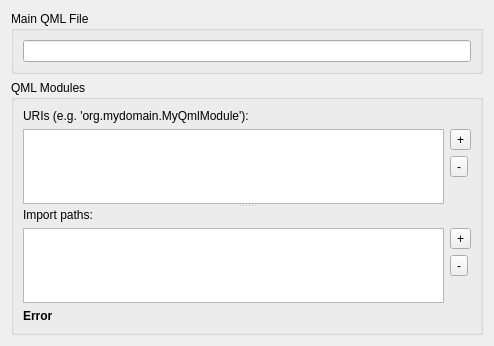
Before: the Qt Designer form src/plugins/qt4projectmanager/wizards/qmlstandaloneappwizardsourcespage.ui in qt-creator/qt-creator, drawn with Qt 5.
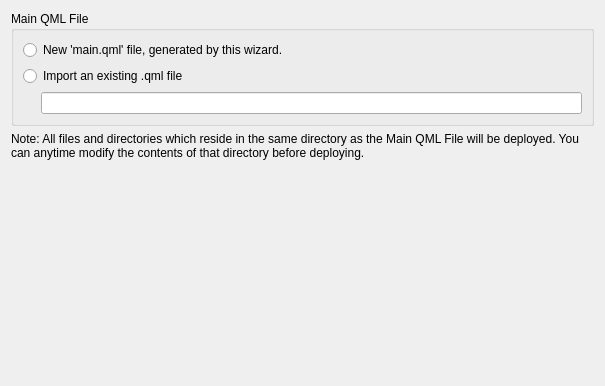
After: the same form once the commit is applied. Custom widgets are drawn as their Qt base class.

Commit message:
Merged 'New Qt quick App' and 'Import Qml App' Wizards
The only difference between these wizards was that in the
Import Wizard, the user was able to chose a .qml file.
So, why not merge them. Also, this commit is a nice code
reduction.

The module deployment feature was killed by popular demand.
Apparently, nobody writes or deploys Qml modules, these days.
Let's see when they want to have it back ;)

Task-Number: QTCREATORBUG-2505

```diff
--- a/src/plugins/qt4projectmanager/wizards/qmlstandaloneappwizardsourcespage.ui
+++ b/src/plugins/qt4projectmanager/wizards/qmlstandaloneappwizardsourcespage.ui
@@ -6,8 +6,8 @@
    <rect>
     <x>0</x>
     <y>0</y>
-    <width>494</width>
-    <height>346</height>
+    <width>605</width>
+    <height>386</height>
    </rect>
   </property>
   <property name="windowTitle">
@@ -19,131 +19,60 @@
      <property name="title">
       <string>Main QML File</string>
      </property>
-     <layout class="QVBoxLayout" name="verticalLayout_3">
-      <item>
-       <widget class="Utils::PathChooser" name="mainQmlFileLineEdit"/>
-      </item>
-     </layout>
-    </widget>
-   </item>
-   <item>
-    <widget class="QGroupBox" name="qmlModulesGroupBox">
-     <property name="title">
-      <string>QML Modules</string>
-     </property>
-     <layout class="QVBoxLayout" name="verticalLayout">
-      <item>
-       <widget class="QSplitter" name="splitter">
-        <property name="orientation">
-         <enum>Qt::Vertical</enum>
-        </property>
-        <property name="childrenCollapsible">
-         <bool>false</bool>
-        </property>
-        <widget class="QWidget" name="layoutWidget1">
          <layout class="QGridLayout" name="gridLayout">
-          <item row="1" column="0" rowspan="3">
-           <widget class="QListWidget" name="urisListWidget"/>
-          </item>
-          <item row="1" column="1">
-           <widget class="QToolButton" name="addModuleUriButton">
+      <item row="0" column="0" colspan="2">
+       <widget class="QRadioButton" name="newQmlRadioButton">
+        <property name="text">
+         <string>New 'main.qml' file, generated by this wizard.</string>
+        </property>
+       </widget>
+      </item>
+      <item row="1" column="0" colspan="2">
+       <widget class="QRadioButton" name="importExistingQmlRadioButton">
             <property name="text">
-             <string>+</string>
+         <string>Import an existing .qml file</string>
             </property>
            </widget>
           </item>
           <item row="2" column="1">
-           <widget class="QToolButton" name="removeModuleUriButton">
-            <property name="text">
-             <string>-</string>
-            </property>
-           </widget>
-          </item>
-          <item row="3" column="1">
-           <spacer name="verticalSpacer">
+       <widget class="Utils::PathChooser" name="mainQmlFileLineEdit"/>
+      </item>
+      <item row="2" column="0">
+       <spacer name="horizontalSpacer">
             <property name="orientation">
-             <enum>Qt::Vertical</enum>
+         <enum>Qt::Horizontal</enum>
             </property>
             <property name="sizeType">
-             <enum>QSizePolicy::MinimumExpanding</enum>
+         <enum>QSizePolicy::Maximum</enum>
             </property>
             <property name="sizeHint" stdset="0">
              <size>
-              <width>20</width>
-              <height>0</height>
+          <width>12</width>
+          <height>20</height>
              </size>
             </property>
            </spacer>
           </item>
-          <item row="0" column="0" colspan="2">
-           <widget class="QLabel" name="label_2">
-            <property name="text">
-             <string>URIs (e.g. 'org.mydomain.MyQmlModule'):</string>
-            </property>
-           </widget>
-          </item>
-         </layout>
-        </widget>
-        <widget class="QWidget" name="layoutWidget2">
-         <layout class="QGridLayout" name="gridLayout_2">
-          <item row="1" column="0" rowspan="3">
-           <widget class="QListWidget" name="importPathsListWidget"/>
-          </item>
-          <item row="1" column="1">
-           <widget class="QToolButton" name="addImportPathButton">
-            <property name="text">
-             <string>+</string>
-            </property>
-           </widget>
-          </item>
-          <item row="2" column="1">
-           <widget class="QToolButton" name="removeImportPathButton">
-            <property name="text">
-             <string>-</string>
-            </property>
-           </widget>
-          </item>
-          <item row="3" column="1">
-           <spacer name="verticalSpacer_2">
-            <property name="orientation">
-             <enum>Qt::Vertical</enum>
-            </property>
-            <property name="sizeType">
-             <enum>QSizePolicy::MinimumExpanding</enum>
-            </property>
-            <property name="sizeHint" stdset="0">
-             <size>
-              <width>20</width>
-              <height>0</height>
-             </size>
-            </property>
-           </spacer>
-          </item>
-          <item row="0" column="0" colspan="2">
+     </layout>
+    </widget>
+   </item>
+   <item>
            <widget class="QLabel" name="label">
+     <property name="sizePolicy">
+      <sizepolicy hsizetype="Preferred" vsizetype="Preferred">
+       <horstretch>0</horstretch>
+       <verstretch>1</verstretch>
+      </sizepolicy>
+     </property>
             <property name="text">
-             <string>Import paths:</string>
-            </property>
-           </widget>
-          </item>
-         </layout>
-        </widget>
-       </widget>
-      </item>
-      <item>
-       <widget class="QLabel" name="errorLabel">
-        <property name="font">
-         <font>
-          <weight>75</weight>
-          <bold>true</bold>
-         </font>
-        </property>
-        <property name="text">
-         <string>Error</string>
-        </property>
-       </widget>
-      </item>
-     </layout>
+      <string>Note: All files and directories which reside in the same directory as the Main QML File will be deployed. You can anytime modify the contents of that directory before deploying.</string>
+     </property>
+     <property name="alignment">
+      <set>Qt::AlignLeading|Qt::AlignLeft|Qt::AlignTop</set>
+     </property>
+     <property name="wordWrap">
+      <bool>true</bool>
+     </property>
     </widget>
    </item>
   </layout>
```
Lines whose indentation alone changed are shown as unchanged. The commit also changes 5 other files.
